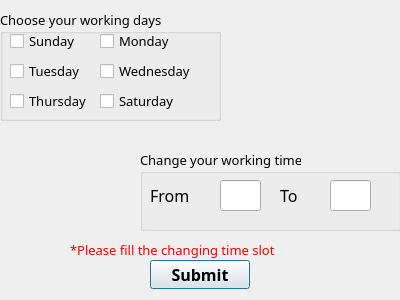
Qt form scheduleedit.ui (Doha-Deia/final2) before a commit.
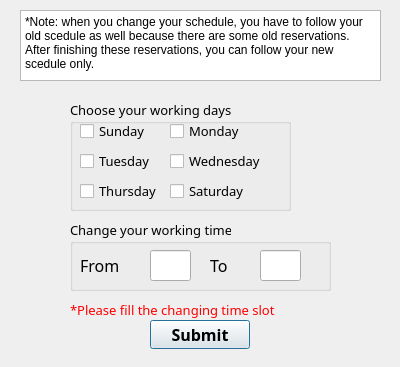
The same form after that commit.

What changed in the file:
```diff
--- a/scheduleedit.ui
+++ b/scheduleedit.ui
@@ -7,7 +7,7 @@
     <x>0</x>
     <y>0</y>
     <width>400</width>
-    <height>300</height>
+    <height>367</height>
    </rect>
   </property>
   <property name="windowTitle">
@@ -17,7 +17,7 @@
    <property name="geometry">
     <rect>
      <x>70</x>
-     <y>240</y>
+     <y>300</y>
      <width>261</width>
      <height>21</height>
     </rect>
@@ -36,7 +36,7 @@
    <property name="geometry">
     <rect>
      <x>150</x>
-     <y>260</y>
+     <y>320</y>
      <width>100</width>
      <height>29</height>
     </rect>
@@ -55,10 +55,10 @@
   <widget class="QGroupBox" name="Groupbox_time">
    <property name="geometry">
     <rect>
-     <x>140</x>
-     <y>150</y>
+     <x>70</x>
+     <y>220</y>
      <width>261</width>
-     <height>81</height>
+     <height>71</height>
     </rect>
    </property>
    <property name="font">
@@ -132,8 +132,8 @@
   <widget class="QGroupBox" name="days">
    <property name="geometry">
     <rect>
-     <x>0</x>
-     <y>10</y>
+     <x>70</x>
+     <y>100</y>
      <width>221</width>
      <height>111</height>
     </rect>
@@ -226,6 +226,19 @@
     </property>
    </widget>
   </widget>
+  <widget class="QPlainTextEdit" name="plainTextEdit">
+   <property name="geometry">
+    <rect>
+     <x>20</x>
+     <y>10</y>
+     <width>361</width>
+     <height>71</height>
+    </rect>
+   </property>
+   <property name="plainText">
+    <string>*Note: when you change your schedule, you have to follow your old scedule as well because there are some old reservations. After finishing these reservations, you can follow your new scedule only.</string>
+   </property>
+  </widget>
  </widget>
  <resources/>
  <connections/>
```
